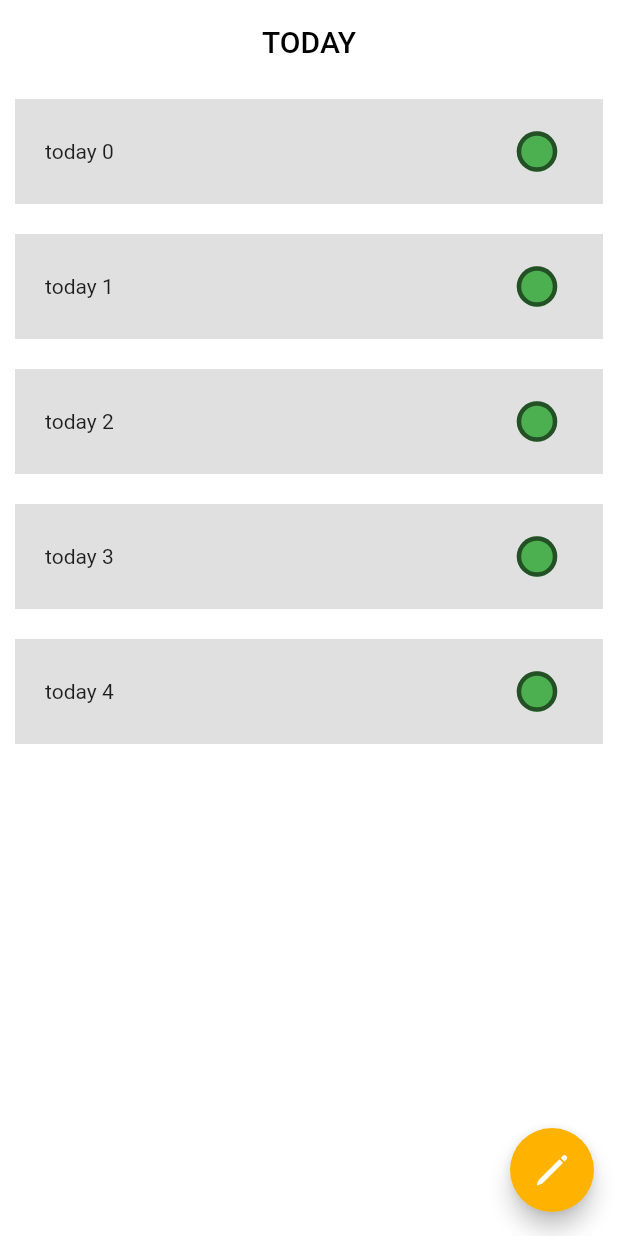
After one commit to alikazemidev/someday_clone, a Flutter app: the screen it shows after launch, after a tap on "today", on a phone screen of 412 x 824 dp. The commit adds this screen. Run offline on Flutter 3.47's test engine with Material 2 defaults, Android fonts, the phone set to English and light mode, and no system bars.

Commit message:
create today task and add some logic for complete tasks

```diff
--- a/lib/main.dart
+++ b/lib/main.dart
@@ -1,5 +1,6 @@
 import 'package:flutter/cupertino.dart';
 import 'package:flutter/material.dart';
+import 'package:someday_clone/today_task_screen.dart';
 
 void main() {
   runApp(const MyApp());
@@ -52,8 +53,16 @@ class _HomePageState extends State<HomePage> {
       ),
       body: Column(
         children: [
-          Container(
-            margin: EdgeInsets.all(15),
+          GestureDetector(
+            onTap: () {
+              Navigator.push(
+                  context,
+                  MaterialPageRoute(
+                    builder: (context) => TodaysTaskscreen(),
+                  ));
+            },
+            child: Container(
+              margin: const EdgeInsets.all(15),
               padding: const EdgeInsets.all(30),
               height: 150,
               decoration: BoxDecoration(
@@ -98,7 +107,8 @@ class _HomePageState extends State<HomePage> {
                   ),
                 ],
               ),
-          )
+            ),
+          ),
         ],
       ),
     );
--- /dev/null
+++ b/lib/today_task_screen.dart
@@ -0,0 +1,82 @@
+import 'package:flutter/cupertino.dart';
+import 'package:flutter/material.dart';
+
+class TodaysTaskscreen extends StatefulWidget {
+  const TodaysTaskscreen({super.key});
+
+  @override
+  State<TodaysTaskscreen> createState() => _TodaysTaskscreenState();
+}
+
+class _TodaysTaskscreenState extends State<TodaysTaskscreen> {
+  int selectedIndex = 0;
+  List<bool> taskCompleted = List.generate(5, (_) => false);
+  @override
+  Widget build(BuildContext context) {
+    return Scaffold(
+      floatingActionButton: FloatingActionButton(
+        onPressed: () {},
+        backgroundColor: Colors.amber.shade600,
+        child: const Icon(
+          CupertinoIcons.pencil,
+          size: 30,
+        ),
+      ),
+      backgroundColor: Colors.white,
+      appBar: AppBar(
+        backgroundColor: Colors.white,
+        elevation: 0,
+        centerTitle: true,
+        title: Text(
+          'today'.toUpperCase(),
+          style: const TextStyle(
+            color: Colors.black,
+          ),
+        ),
+      ),
+      body: ListView.builder(
+        key: UniqueKey(),
+        itemCount: 5,
+        itemBuilder: (BuildContext context, int index) {
+          return GestureDetector(
+            onTap: () {},
+            child: Container(
+              margin: const EdgeInsets.all(10),
+              width: double.infinity,
+              height: 70,
+              decoration: BoxDecoration(
+                color: Colors.grey.shade300,
+              ),
+              child: Padding(
+                padding: const EdgeInsets.all(20.0),
+                child: Row(
+                  children: [
+                    Text('today $index'),
+                    const Spacer(),
+                    Transform.scale(
+                      scale: 1.5,
+                      child: CheckboxTheme(
+                        data: const CheckboxThemeData(
+                          shape: CircleBorder(),
+                        ),
+                        child: Checkbox(
+                          fillColor: MaterialStateProperty.all(Colors.green),
+                          onChanged: (value) {
+                            setState(() {
+                              taskCompleted[index] = value!;
+                            });
+                          },
+                          value: taskCompleted[index],
+                        ),
+                      ),
+                    ),
+                  ],
+                ),
+              ),
+            ),
+          );
+        },
+      ),
+    );
+  }
+}
```
Lines whose indentation alone changed are shown as unchanged.
